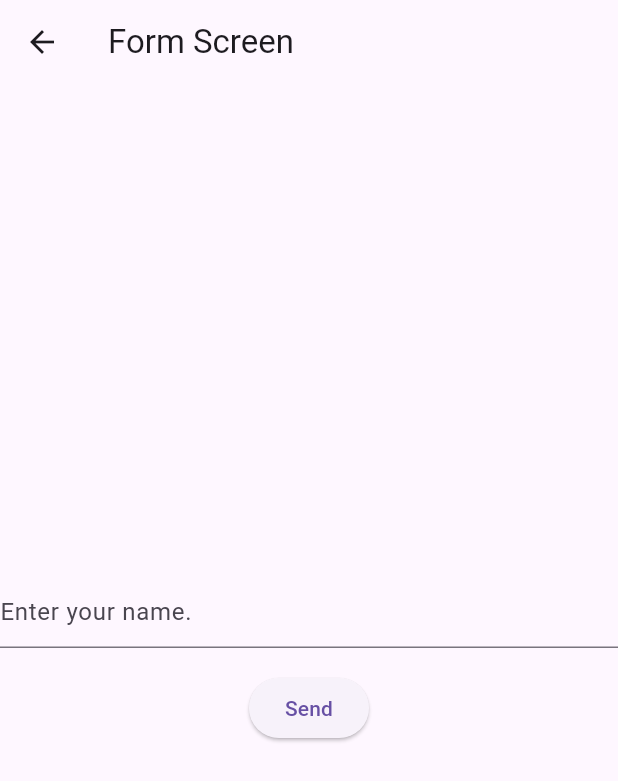
After one commit to penhele/declarative_navigation, a Flutter app: the screen it shows after launch, after a tap on the "quiz" icon, on a phone screen of 412 x 824 dp. The commit adds this screen. Shown: the top 781 px of the screen. Run offline on Flutter 3.47's test engine with Material 3 defaults, Android fonts, the phone set to English and light mode, and no system bars.

Commit message:
Latihan Mengembalikan Data dari Halaman Baru

```diff
--- a/lib/main.dart
+++ b/lib/main.dart
@@ -1,7 +1,7 @@
-import 'package:declarative_navigation/model/quote.dart';
-import 'package:declarative_navigation/screen/quote_detail_screen.dart';
-import 'package:declarative_navigation/screen/quotes_list_screen.dart';
+import 'package:declarative_navigation/routes/page_manager.dart';
+import 'package:declarative_navigation/routes/router_delegate.dart';
 import 'package:flutter/material.dart';
+import 'package:provider/provider.dart';
 
 void main() {
   runApp(const QuotesApp());
@@ -15,45 +15,24 @@ class QuotesApp extends StatefulWidget {
 }
 
 class _QuotesAppState extends State<QuotesApp> {
-  String? selectedQuote;
+  late MyRouterDelegate myRouterDelegate;
+
+  @override
+  void initState() {
+    super.initState();
+    myRouterDelegate = MyRouterDelegate();
+  }
 
   @override
   Widget build(BuildContext context) {
-    return MaterialApp(
-      title: 'Quotes App',
-      home: Navigator(
-        pages: [
-          MaterialPage(
-            child: QuotesListScreen(
-              key: const ValueKey("QuotesListPage"),
-              quotes: quotes,
-              onTapped: (String quoteId) {
-                setState(() {
-                  selectedQuote = quoteId;
-                });
-              }
-            ),
-          ),
-          if (selectedQuote != null)
-            MaterialPage(
-              key: ValueKey("QuoteDetailsPage-$selectedQuote"),
-              child: QuoteDetailsScreen(
-                quoteId: selectedQuote!
-              )
-            )
-        ],
-        onPopPage: (route, result) {
-          final didPop = route.didPop(result);
-          if (!didPop) {
-            return false;
-          }
-
-          setState(() {
-            selectedQuote = null;
-          });
-
-          return true;
-        },
+    return ChangeNotifierProvider(
+      create: (context) => PageManager(),
+      child: MaterialApp(
+        title: 'Quotes App',
+        home: Router(
+          routerDelegate: myRouterDelegate,
+          backButtonDispatcher: RootBackButtonDispatcher(),
+        ),
       ),
     );
   }
--- /dev/null
+++ b/lib/routes/page_manager.dart
@@ -0,0 +1,16 @@
+import 'dart:async';
+
+import 'package:flutter/material.dart';
+
+class PageManager extends ChangeNotifier {
+  late Completer<String> _completer;
+
+  Future<String> waitForResult() async {
+    _completer = Completer<String>();
+    return _completer.future;
+  }
+
+  void returnData(String value) {
+    _completer.complete(value);
+  }
+}
--- /dev/null
+++ b/lib/routes/router_delegate.dart
@@ -0,0 +1,79 @@
+import 'package:declarative_navigation/model/quote.dart';
+import 'package:declarative_navigation/screen/form_screen.dart';
+import 'package:declarative_navigation/screen/quote_detail_screen.dart';
+import 'package:declarative_navigation/screen/quotes_list_screen.dart';
+import 'package:flutter/material.dart';
+
+class MyRouterDelegate extends RouterDelegate with ChangeNotifier, PopNavigatorRouterDelegateMixin {
+  final GlobalKey<NavigatorState> _navigatorKey;
+
+  MyRouterDelegate() : _navigatorKey = GlobalKey<NavigatorState>();
+
+  String? selectedQuote;
+
+  bool isForm = false;
+
+  @override
+  Widget build(BuildContext context) {
+    return MaterialApp(
+      title: 'Quotes App',
+      home: Navigator(
+        key: navigatorKey,
+        pages: [
+          MaterialPage(
+            child: QuotesListScreen(
+              key: const ValueKey("QuotesListPage"),
+              quotes: quotes,
+              onTapped: (String quoteId) {
+                selectedQuote = quoteId;
+                notifyListeners();
+              },
+              toFormScreen: () {
+                isForm = true;
+                notifyListeners();
+              },
+            ),
+          ),
+          if (selectedQuote != null)
+            MaterialPage(
+              key: ValueKey("QuoteDetailsPage-$selectedQuote"),
+              child: QuoteDetailsScreen(
+                quoteId: selectedQuote!
+              )
+            ),
+          if (isForm)
+            MaterialPage(
+              key: ValueKey("FormScreen"),
+              child: FormScreen(
+                onSend: () {
+                  isForm = false;
+                  notifyListeners();
+                },
+              ),
+            ),
+        ],
+        onPopPage: (route, result) {
+          final didPop = route.didPop(result);
+          if (!didPop) {
+            return false;
+          }
+
+          selectedQuote = null;
+          isForm = false;
+          notifyListeners();
+
+          return true;
+        },
+      ),
+    );
+  }
+
+  @override
+  GlobalKey<NavigatorState>? get navigatorKey => _navigatorKey;
+
+  @override
+  Future<void> setNewRoutePath(configuration) {
+    // TODO: implement setNewRoutePath
+    throw UnimplementedError();
+  }
+}
--- /dev/null
+++ b/lib/screen/form_screen.dart
@@ -0,0 +1,52 @@
+import 'package:declarative_navigation/routes/page_manager.dart';
+import 'package:flutter/material.dart';
+import 'package:provider/provider.dart';
+
+class FormScreen extends StatefulWidget {
+  final Function onSend;
+
+  const FormScreen({
+    super.key,
+    required this.onSend,
+  });
+
+  @override
+  State<FormScreen> createState() => _FormScreenState();
+}
+
+class _FormScreenState extends State<FormScreen> {
+  final _textController = TextEditingController();
+
+  @override
+  Widget build(BuildContext context) {
+    return Scaffold(
+      appBar: AppBar(
+        title: const Text("Form Screen"),
+      ),
+      body: Center(
+        child: Column(
+          mainAxisAlignment: MainAxisAlignment.center,
+          children: [
+            TextField(
+              controller: _textController,
+              decoration: const InputDecoration(
+                hintText: "Enter your name.",
+              ),
+            ),
+            const SizedBox(height: 16),
+            ElevatedButton(
+              onPressed: () {
+                final name = _textController.text;
+
+                widget.onSend();
+
+                context.read<PageManager>().returnData(name);
+              },
+              child: const Text("Send"),
+            ),
+          ],
+        ),
+      ),
+    );
+  }
+}
--- a/lib/screen/quotes_list_screen.dart
+++ b/lib/screen/quotes_list_screen.dart
@@ -1,14 +1,18 @@
 import 'package:declarative_navigation/model/quote.dart';
+import 'package:declarative_navigation/routes/page_manager.dart';
 import 'package:flutter/material.dart';
+import 'package:provider/provider.dart';
 
 class QuotesListScreen extends StatelessWidget {
   final List<Quote> quotes;
   final Function(String) onTapped;
+  final Function() toFormScreen;
 
   const QuotesListScreen({
     super.key,
     required this.quotes,
     required this.onTapped,
+    required this.toFormScreen,
   });
 
   @override
@@ -16,6 +20,20 @@ class QuotesListScreen extends StatelessWidget {
     return Scaffold(
       appBar: AppBar(
         title: const Text("Quotes App"),
+        actions: [
+          IconButton(
+            onPressed: () async {
+              final scaffoldMessengerState = ScaffoldMessenger.of(context);
+              toFormScreen();
+              final dataString = await context.read<PageManager>().waitForResult();
+
+              scaffoldMessengerState.showSnackBar(
+                SnackBar(content: Text("My name is $dataString")),
+              );
+            },
+            icon: const Icon(Icons.quiz),
+          )
+        ],
       ),
       body: ListView(
         children: [
--- a/pubspec.yaml
+++ b/pubspec.yaml
@@ -34,6 +34,7 @@ dependencies:
   # The following adds the Cupertino Icons font to your application.
   # Use with the CupertinoIcons class for iOS style icons.
   cupertino_icons: ^1.0.8
+  provider: ^6.1.2
 
 dev_dependencies:
   flutter_test:
```
Also changed, not shown: pubspec.lock.
